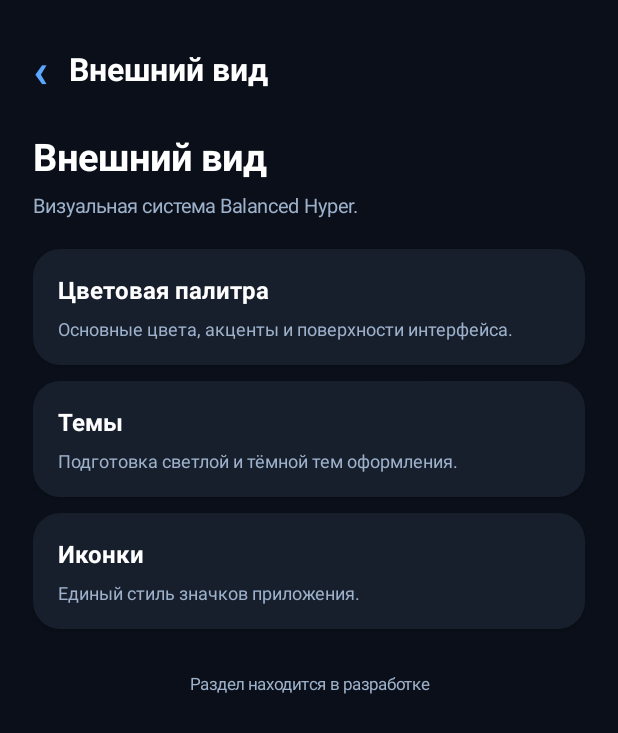
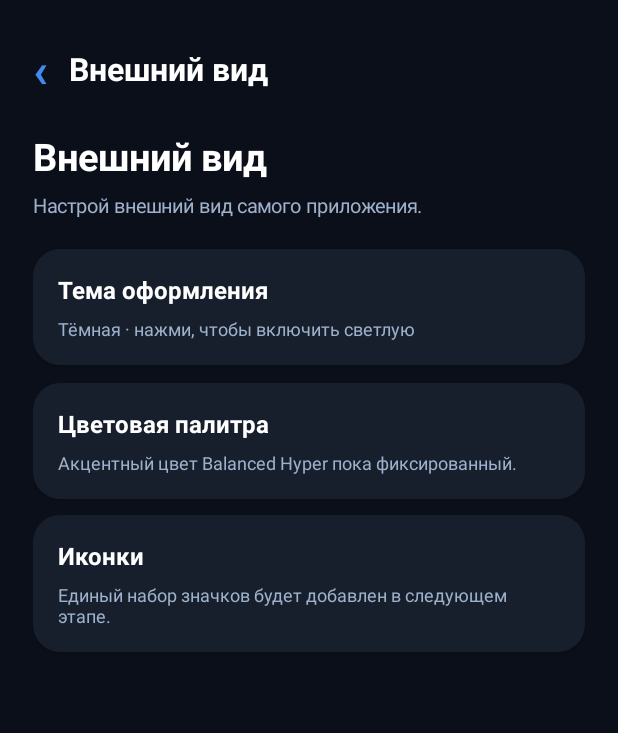
Before and after one commit to inzaahop-dot/pova5-balanced-hyper, an Android app: the screen it shows after launch (MainActivity), after a tap on "Внешний вид", on a phone screen of 412 x 824 dp. Shown: the top 733 px of the screen. Run offline under Robolectric (Android 15) with nearby library versions, the phone set to English and light mode, and no system bars.

Commit message:
feat(android): add persistent appearance and animation settings

```diff
--- a/android/app/src/main/java/com/balancedhyper/app/MainActivity.kt
+++ b/android/app/src/main/java/com/balancedhyper/app/MainActivity.kt
@@ -7,36 +7,43 @@ import android.graphics.Typeface
 import android.graphics.drawable.GradientDrawable
 import android.view.Gravity
 import android.view.View
+import android.view.animation.AlphaAnimation
 import android.widget.LinearLayout
 import android.widget.ScrollView
+import android.widget.Switch
 import android.widget.TextClock
 import android.widget.TextView
-import android.widget.Toast
 
 class MainActivity : Activity() {
-    private val bg = Color.rgb(10, 15, 25)
-    private val surface = Color.rgb(23, 31, 45)
-    private val surfaceAlt = Color.rgb(31, 43, 61)
-    private val accent = Color.rgb(91, 166, 255)
-    private val primary = Color.WHITE
-    private val secondary = Color.rgb(157, 177, 203)
+    private val prefs by lazy { getSharedPreferences("balanced_hyper", MODE_PRIVATE) }
+    private val light get() = prefs.getBoolean("light_theme", false)
+    private val animations get() = prefs.getBoolean("animations", true)
+
+    private val bg get() = if (light) Color.rgb(241, 245, 251) else Color.rgb(10, 15, 25)
+    private val surface get() = if (light) Color.WHITE else Color.rgb(23, 31, 45)
+    private val surfaceAlt get() = if (light) Color.rgb(230, 237, 247) else Color.rgb(31, 43, 61)
+    private val accent = Color.rgb(65, 137, 235)
+    private val primary get() = if (light) Color.rgb(22, 31, 45) else Color.WHITE
+    private val secondary get() = if (light) Color.rgb(91, 108, 130) else Color.rgb(157, 177, 203)
 
     private var currentPage = "home"
 
     override fun onCreate(savedInstanceState: Bundle?) {
         super.onCreate(savedInstanceState)
-        window.statusBarColor = bg
-        window.navigationBarColor = bg
         showHome()
     }
 
     @Deprecated("Deprecated in Android API")
     override fun onBackPressed() {
-        if (currentPage != "home") {
-            showHome()
-        } else {
-            super.onBackPressed()
+        if (currentPage != "home") showHome() else super.onBackPressed()
     }
+
+    private fun updateSystemBars() {
+        window.statusBarColor = bg
+        window.navigationBarColor = bg
+        window.decorView.systemUiVisibility =
+            if (light) View.SYSTEM_UI_FLAG_LIGHT_STATUS_BAR or
+                View.SYSTEM_UI_FLAG_LIGHT_NAVIGATION_BAR else 0
     }
 
     private fun showHome() {
@@ -53,60 +60,65 @@ class MainActivity : Activity() {
         })
         root.addView(label("Пространство Balanced Hyper", 13f, secondary))
 
-        val clockCard = card(surface, 26).apply {
+        val clock = card(surface, 26).apply {
             orientation = LinearLayout.VERTICAL
             setPadding(dp(20), dp(18), dp(20), dp(18))
             layoutParams = margins(top = 22, bottom = 16)
         }
-        clockCard.addView(label("BALANCED HYPER", 10f, secondary, true))
-        clockCard.addView(TextClock(this).apply {
+        clock.addView(label("BALANCED HYPER", 10f, secondary, true))
+        clock.addView(TextClock(this).apply {
             format12Hour = "h:mm"
             format24Hour = "HH:mm"
             textSize = 48f
             setTextColor(primary)
-            typeface = Typeface.create("sans-serif", Typeface.NORMAL)
             setPadding(0, dp(3), 0, 0)
         })
-        clockCard.addView(label("Панель быстрого доступа и настройки", 12f, secondary))
-        root.addView(clockCard)
+        clock.addView(label("Панель быстрого доступа и настройки", 12f, secondary))
+        root.addView(clock)
 
         root.addView(sectionTitle("Быстрые действия"))
-
-        val quickRow1 = row()
-        quickRow1.addView(actionTile("◉", "Подключения", "Wi-Fi · Bluetooth") {
+        val first = row()
+        first.addView(actionTile("◉", "Подключения", "Wi-Fi · Bluetooth") {
             showSection("connections")
         }, weightParams())
-        quickRow1.addView(spaceWidth())
-        quickRow1.addView(actionTile("☼", "Экран", "Яркость и дисплей") {
+        first.addView(spaceWidth())
+        first.addView(actionTile("☼", "Экран", "Яркость и дисплей") {
             showSection("display")
         }, weightParams())
-        root.addView(quickRow1)
+        root.addView(first)
 
-        val quickRow2 = row().apply { setPadding(0, dp(10), 0, 0) }
-        quickRow2.addView(actionTile("◐", "Оформление", "Цвета и темы") {
+        val second = row().apply { setPadding(0, dp(10), 0, 0) }
+        second.addView(actionTile("◐", "Оформление", "Цвета и темы") {
             showSection("appearance")
         }, weightParams())
-        quickRow2.addView(spaceWidth())
-        quickRow2.addView(actionTile("⌁", "Анимации", "Эффекты интерфейса") {
+        second.addView(spaceWidth())
+        second.addView(actionTile("⌁", "Анимации", "Эффекты интерфейса") {
             showSection("animations")
         }, weightParams())
-        root.addView(quickRow2)
+        root.addView(second)
 
         root.addView(sectionTitle("Разделы"))
         addNavigationCard(root, "Внешний вид", "Цвета, иконки и оформление", "appearance")
         addNavigationCard(root, "Экран и анимации", "Переходы и визуальные эффекты", "display")
         addNavigationCard(root, "О приложении", "Информация о Balanced Hyper", "about")
-
         root.addView(label("DESIGN PREVIEW · 0.1.1", 10f, secondary, true).apply {
             gravity = Gravity.CENTER
             setPadding(0, dp(18), 0, 0)
         })
-
-        setContentView(makeScroll(root))
+        display(root)
     }
 
     private fun showSection(page: String) {
         currentPage = page
+        if (page == "appearance") {
+            showAppearance()
+            return
+        }
+        if (page == "animations") {
+            showAnimations()
+            return
+        }
+
         val root = container()
         val title: String
         val subtitle: String
@@ -123,86 +135,125 @@ class MainActivity : Activity() {
                 )
             }
             "display" -> {
-                title = "Экран"
-                subtitle = "Настройки отображения и визуального поведения."
+                title = "Экран и анимации"
+                subtitle = "Настройки отображения Balanced Hyper."
                 items = listOf(
-                    "Яркость" to "Элемент управления яркостью пока находится в разработке.",
+                    "Яркость" to "Элемент управления яркостью пока в разработке.",
                     "Частота обновления" to "Информация о режимах экрана устройства.",
                     "Экран блокировки" to "Будущая настройка внешнего вида экрана блокировки."
-                )
-            }
-            "appearance" -> {
-                title = "Внешний вид"
-                subtitle = "Визуальная система Balanced Hyper."
-                items = listOf(
-                    "Цветовая палитра" to "Основные цвета, акценты и поверхности интерфейса.",
-                    "Темы" to "Подготовка светлой и тёмной тем оформления.",
-                    "Иконки" to "Единый стиль значков приложения."
-                )
-            }
-            "animations" -> {
-                title = "Анимации"
-                subtitle = "Плавность и визуальные переходы."
-                items = listOf(
-                    "Открытие экранов" to "Переходы между разделами приложения.",
-                    "Нажатия" to "Визуальная обратная связь при взаимодействии.",
-                    "Плавность" to "Настройки анимаций внутри Balanced Hyper."
                 )
             }
             else -> {
                 title = "О приложении"
                 subtitle = "Информация о проекте."
                 items = listOf(
-                    "Balanced Hyper" to "Нативное приложение-компаньон проекта для TECNO POVA 5.",
+                    "Balanced Hyper" to "Нативное приложение-компаньон для TECNO POVA 5.",
                     "Текущий этап" to "Разработка основы приложения и отдельных экранов.",
                     "Важно" to "Приложение пока не заменяет системный интерфейс HiOS и не меняет системные настройки."
                 )
             }
         }
 
+        addPageHeader(root, title)
+        root.addView(label(subtitle, 13f, secondary).apply {
+            setPadding(0, dp(7), 0, dp(20))
+        })
+        items.forEach { addInfoCard(root, it.first, it.second) }
+        display(root)
+    }
+
+    private fun showAppearance() {
+        val root = container()
+        addPageHeader(root, "Внешний вид")
+        root.addView(label("Настрой внешний вид самого приложения.", 13f, secondary).apply {
+            setPadding(0, dp(7), 0, dp(20))
+        })
+
+        val themeCard = card(surface, 18).apply {
+            orientation = LinearLayout.VERTICAL
+            setPadding(dp(17), dp(16), dp(17), dp(16))
+            layoutParams = margins(bottom = 12)
+            isClickable = true
+            isFocusable = true
+            setOnClickListener {
+                prefs.edit().putBoolean("light_theme", !light).apply()
+                showAppearance()
+            }
+        }
+        themeCard.addView(label("Тема оформления", 16f, primary, true))
+        themeCard.addView(label(
+            if (light) "Светлая · нажми, чтобы включить тёмную" else "Тёмная · нажми, чтобы включить светлую",
+            12f, secondary
+        ).apply { setPadding(0, dp(7), 0, 0) })
+        root.addView(themeCard)
+
+        addInfoCard(root, "Цветовая палитра", "Акцентный цвет Balanced Hyper пока фиксированный.")
+        addInfoCard(root, "Иконки", "Единый набор значков будет добавлен в следующем этапе.")
+        display(root)
+    }
+
+    private fun showAnimations() {
+        val root = container()
+        addPageHeader(root, "Анимации")
+        root.addView(label("Управление переходами внутри Balanced Hyper.", 13f, secondary).apply {
+            setPadding(0, dp(7), 0, dp(20))
+        })
+
+        val setting = card(surface, 18).apply {
+            orientation = LinearLayout.HORIZONTAL
+            gravity = Gravity.CENTER_VERTICAL
+            setPadding(dp(17), dp(14), dp(12), dp(14))
+            layoutParams = margins(bottom = 12)
+        }
+        val textColumn = LinearLayout(this).apply {
+            orientation = LinearLayout.VERTICAL
+        }
+        textColumn.addView(label("Анимации экранов", 16f, primary, true))
+        textColumn.addView(label("Плавное появление разделов", 12f, secondary).apply {
+            setPadding(0, dp(5), 0, 0)
+        })
+        setting.addView(textColumn, LinearLayout.LayoutParams(0, -2, 1f))
+        setting.addView(Switch(this).apply {
+            isChecked = animations
+            setOnCheckedChangeListener { _, checked ->
+                prefs.edit().putBoolean("animations", checked).apply()
+            }
+        })
+        root.addView(setting)
+
+        addInfoCard(root, "Область действия", "Настройка влияет только на переходы внутри приложения и не меняет системные анимации Android.")
+        display(root)
+    }
+
+    private fun addPageHeader(root: LinearLayout, title: String) {
         val header = row().apply { gravity = Gravity.CENTER_VERTICAL }
-        val back = label("‹", 32f, accent, true).apply {
+        header.addView(label("‹", 32f, accent, true).apply {
             gravity = Gravity.CENTER
             setPadding(0, 0, dp(14), 0)
             isClickable = true
             isFocusable = true
             setOnClickListener { showHome() }
-        }
-        header.addView(back)
+        })
         header.addView(label(title, 21f, primary, true))
         root.addView(header, margins(bottom = 20))
+        root.addView(label(title, 25f, primary, true))
+    }
 
-        root.addView(label(title, 25f, primary, true))
-        root.addView(label(subtitle, 13f, secondary).apply {
-            setPadding(0, dp(7), 0, dp(20))
-        })
-
-        items.forEach { item ->
+    private fun addInfoCard(root: LinearLayout, title: String, detail: String) {
         val info = card(surface, 18).apply {
             orientation = LinearLayout.VERTICAL
             setPadding(dp(17), dp(16), dp(17), dp(16))
             layoutParams = margins(bottom = 11)
         }
-            info.addView(label(item.first, 16f, primary, true))
-            info.addView(label(item.second, 12f, secondary).apply {
+        info.addView(label(title, 16f, primary, true))
+        info.addView(label(detail, 12f, secondary).apply {
             setPadding(0, dp(7), 0, 0)
         })
         root.addView(info)
     }
 
-        root.addView(label("Раздел находится в разработке", 11f, secondary).apply {
-            gravity = Gravity.CENTER
-            setPadding(0, dp(18), 0, dp(10))
-        })
-
-        setContentView(makeScroll(root))
-    }
-
     private fun addNavigationCard(
-        root: LinearLayout,
-        title: String,
-        detail: String,
-        page: String
+        root: LinearLayout, title: String, detail: String, page: String
     ) {
         val tile = card(surface, 18).apply {
             orientation = LinearLayout.VERTICAL
@@ -219,16 +270,23 @@ class MainActivity : Activity() {
         root.addView(tile)
     }
 
+    private fun display(root: LinearLayout) {
+        updateSystemBars()
+        val scroll = ScrollView(this).apply {
+            setBackgroundColor(bg)
+            isFillViewport = true
+            addView(root)
+        }
+        setContentView(scroll)
+        if (animations) {
+            scroll.startAnimation(AlphaAnimation(0.75f, 1f).apply { duration = 160 })
+        }
+    }
+
     private fun container() = LinearLayout(this).apply {
         orientation = LinearLayout.VERTICAL
         setPadding(dp(22), dp(24), dp(22), dp(28))
         setBackgroundColor(bg)
-    }
-
-    private fun makeScroll(root: LinearLayout) = ScrollView(this).apply {
-        setBackgroundColor(bg)
-        isFillViewport = true
-        addView(root)
     }
 
     private fun row() = LinearLayout(this).apply {
@@ -253,10 +311,7 @@ class MainActivity : Activity() {
     }
 
     private fun actionTile(
-        symbol: String,
-        title: String,
-        detail: String,
-        onClick: () -> Unit
+        symbol: String, title: String, detail: String, onClick: () -> Unit
     ) = card(surfaceAlt, 20).apply {
         orientation = LinearLayout.VERTICAL
         setPadding(dp(15), dp(15), dp(12), dp(15))
```
Lines whose indentation alone changed are shown as unchanged.
